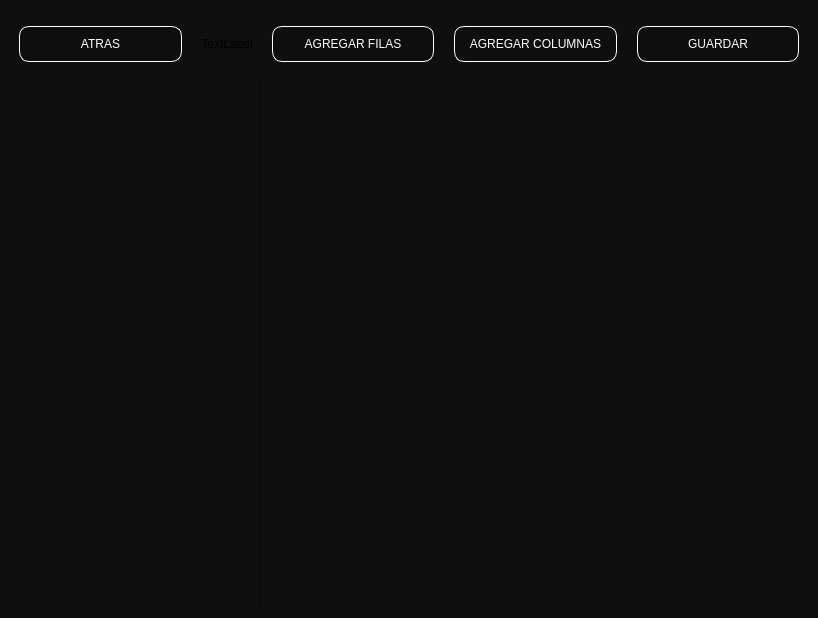
The window that src/editor/game_editor.ui (fernandezfacu/Remake-Counter-Strike-2D) describes before a commit, drawn with Qt 5.
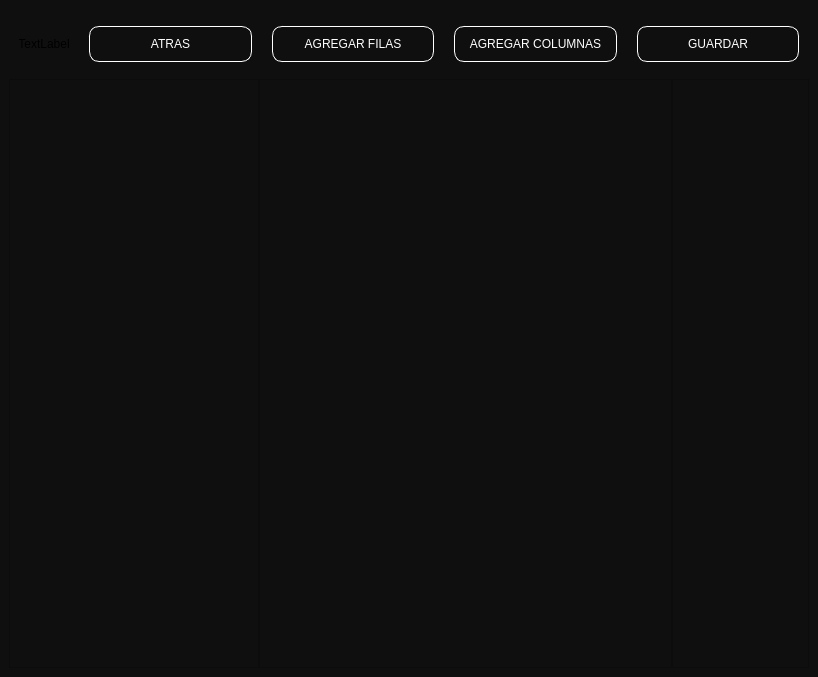
The same window after the commit.

```diff
--- a/src/editor/game_editor.ui
+++ b/src/editor/game_editor.ui
@@ -7,7 +7,7 @@
     <x>0</x>
     <y>0</y>
     <width>818</width>
-    <height>618</height>
+    <height>677</height>
    </rect>
   </property>
   <property name="windowTitle">
@@ -215,33 +215,6 @@
         </property>
         <item>
          <layout class="QHBoxLayout" name="horizontalLayout_2">
-          <item>
-           <widget class="QPushButton" name="back_button_2">
-            <property name="cursor">
-             <cursorShape>CrossCursor</cursorShape>
-            </property>
-            <property name="styleSheet">
-             <string notr="true">QPushButton {
-	color: white;
-	padding: 10px 0;
-	margin: 5px 10px;
-	border-style: solid;
-	border-width: 1px;
-	border-color: white;
-	border-radius: 10px;
-}	
-QPushButton:hover {
-	qproperty-cursor: PointingHandCursor;
-}
-QPushButton:pressed {
-    background-color: gray;
-}</string>
-            </property>
-            <property name="text">
-             <string>ATRAS</string>
-            </property>
-           </widget>
-          </item>
           <item>
            <widget class="QLabel" name="selected_mode">
             <property name="sizePolicy">
@@ -276,6 +249,33 @@
             </property>
            </widget>
           </item>
+          <item>
+           <widget class="QPushButton" name="back_button_2">
+            <property name="cursor">
+             <cursorShape>CrossCursor</cursorShape>
+            </property>
+            <property name="styleSheet">
+             <string notr="true">QPushButton {
+	color: white;
+	padding: 10px 0;
+	margin: 5px 10px;
+	border-style: solid;
+	border-width: 1px;
+	border-color: white;
+	border-radius: 10px;
+}	
+QPushButton:hover {
+	qproperty-cursor: PointingHandCursor;
+}
+QPushButton:pressed {
+    background-color: gray;
+}</string>
+            </property>
+            <property name="text">
+             <string>ATRAS</string>
+            </property>
+           </widget>
+          </item>
           <item>
            <widget class="QPushButton" name="add_rows_button">
             <property name="minimumSize">
@@ -402,7 +402,7 @@
                <x>0</x>
                <y>0</y>
                <width>248</width>
-               <height>524</height>
+               <height>583</height>
               </rect>
              </property>
              <property name="sizePolicy">
@@ -451,7 +451,7 @@
                <x>0</x>
                <y>0</y>
                <width>400</width>
-               <height>524</height>
+               <height>583</height>
               </rect>
              </property>
              <layout class="QGridLayout" name="gridLayout_2">
@@ -516,7 +516,7 @@
                <x>0</x>
                <y>0</y>
                <width>132</width>
-               <height>524</height>
+               <height>583</height>
               </rect>
              </property>
              <property name="sizePolicy">
```
